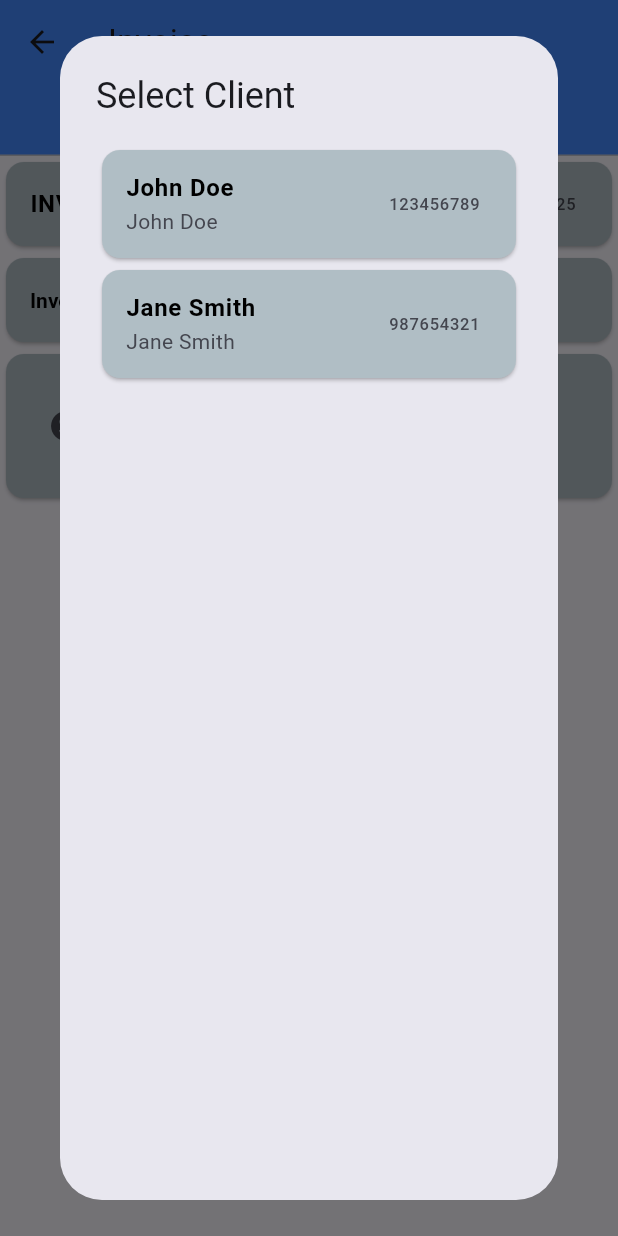
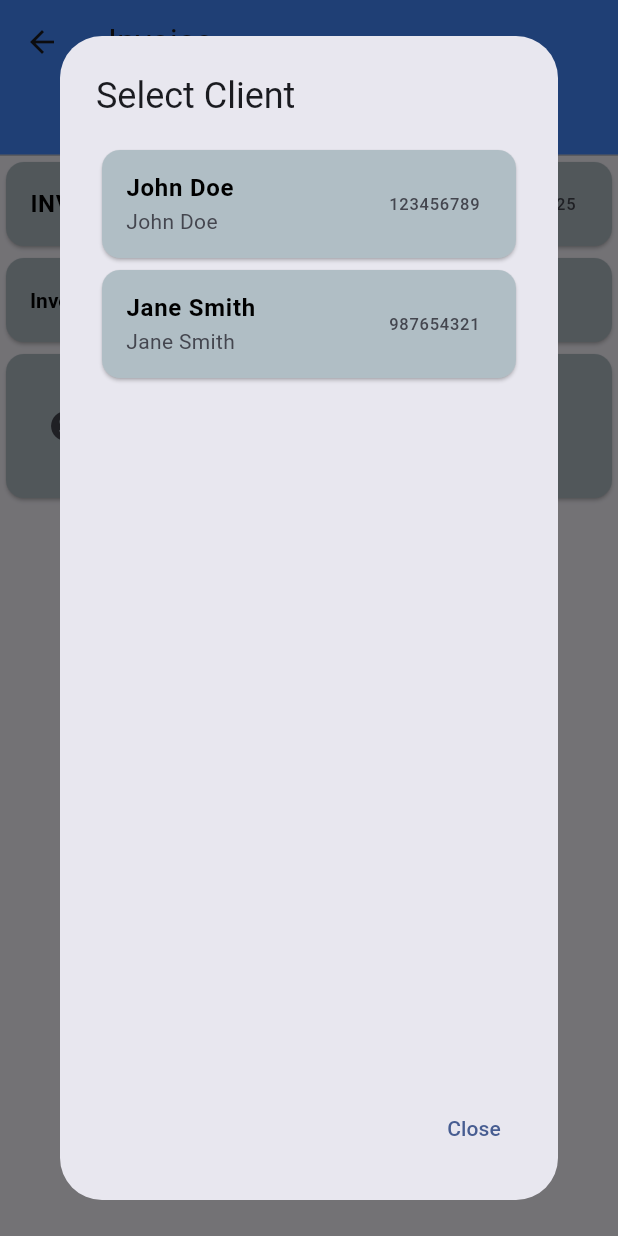
Before and after one commit to TJaskowski/InvoiceMobileApp, a Flutter app: the AddInvoice screen opened by its route, after a tap on the "edit" icon, on a phone screen of 412 x 824 dp. Run offline on Flutter 3.47's test engine with Material 3 defaults, Android fonts, the phone set to English and light mode, and no system bars; our stand-ins replace flutter_riverpod, pdf, printing.

Commit message:
dialog closing added

```diff
--- a/lib/views/clients/clients_dialog.dart
+++ b/lib/views/clients/clients_dialog.dart
@@ -13,6 +13,14 @@ class ClientsDialog extends ConsumerWidget {
         width: double.maxFinite,
         child: const ClientsList(),
       ),
+      actions: [
+        TextButton(
+          onPressed: () {
+            Navigator.of(context).pop(); // Close the dialog
+          },
+          child: const Text('Close'),
+        ),
+      ],
     );
 
   }
--- a/lib/views/clients/clients_listview.dart
+++ b/lib/views/clients/clients_listview.dart
@@ -25,6 +25,7 @@ class ClientsList extends ConsumerWidget {
             trailing: Text(client.taxId ?? "No tax ID"),
             onTap: () {
               ref.read(clientProvider.notifier).setClient(client);
+              Navigator.of(context).pop();
               print(ref.read(clientProvider).name );
               // Handle client tap
             },
```
